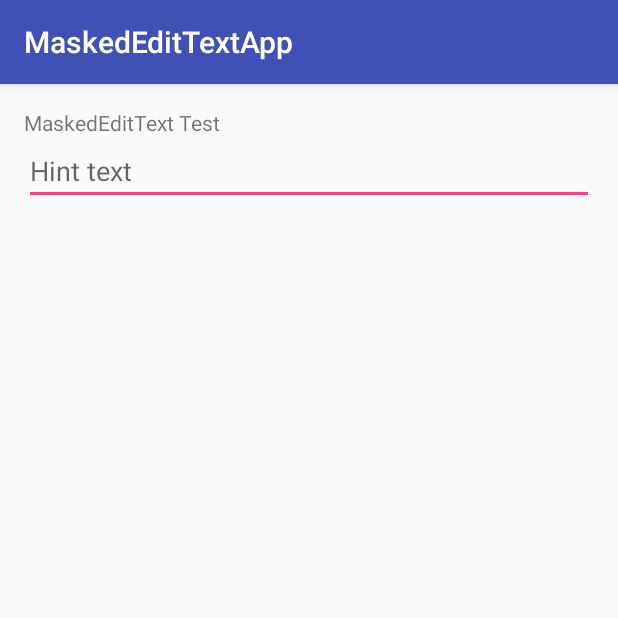
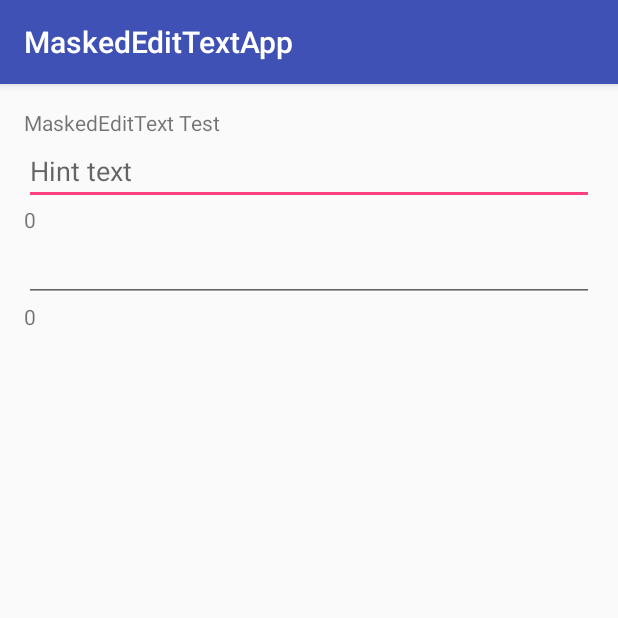
Before and after one commit to reinaldoarrosi/MaskedEditText, an Android app: the screen it shows after launch (MainActivity), on a phone screen of 412 x 824 dp, the top half of it. Run offline under Robolectric (Android 15) with nearby library versions, the phone set to English and light mode, and no system bars.

Commit message:
Issue #13

```diff
--- a/MaskedEditText/app/src/main/java/com/github/reinaldoarrosi/maskededittextapp/MainActivity.java
+++ b/MaskedEditText/app/src/main/java/com/github/reinaldoarrosi/maskededittextapp/MainActivity.java
@@ -1,13 +1,69 @@
 package com.github.reinaldoarrosi.maskededittextapp;
 
+import android.os.Bundle;
 import android.support.v7.app.AppCompatActivity;
-import android.os.Bundle;
+import android.text.Editable;
+import android.text.TextWatcher;
+import android.widget.EditText;
+import android.widget.TextView;
+
+import com.github.reinaldoarrosi.maskededittext.MaskedEditText;
 
 public class MainActivity extends AppCompatActivity {
+    private int textWatcherCount = 0;
+    private int textWatcherCount2 = 0;
+    private TextView lblTextWatcherCount;
+    private MaskedEditText txtMaskedEditText;
+    private TextView lblTextWatcherCount2;
+    private EditText txtEditText;
 
     @Override
     protected void onCreate(Bundle savedInstanceState) {
         super.onCreate(savedInstanceState);
         setContentView(R.layout.activity_main);
+
+        this.lblTextWatcherCount = (TextView)this.findViewById(R.id.lblTextWatcherCount);
+        this.lblTextWatcherCount.setText("0");
+
+        this.txtMaskedEditText = (MaskedEditText)this.findViewById(R.id.txtMaskedEditText);
+        this.txtMaskedEditText.addTextChangedListener(new TextWatcher() {
+            @Override
+            public void beforeTextChanged(CharSequence s, int start, int count, int after) {
+
+            }
+
+            @Override
+            public void onTextChanged(CharSequence s, int start, int before, int count) {
+
+            }
+
+            @Override
+            public void afterTextChanged(Editable s) {
+                textWatcherCount++;
+                lblTextWatcherCount.setText(String.valueOf(textWatcherCount));
+            }
+        });
+
+        this.lblTextWatcherCount2 = (TextView)this.findViewById(R.id.lblTextWatcherCount2);
+        this.lblTextWatcherCount2.setText("0");
+
+        this.txtEditText = (EditText)this.findViewById(R.id.txtEditText);
+        this.txtEditText.addTextChangedListener(new TextWatcher() {
+            @Override
+            public void beforeTextChanged(CharSequence s, int start, int count, int after) {
+
+            }
+
+            @Override
+            public void onTextChanged(CharSequence s, int start, int before, int count) {
+
+            }
+
+            @Override
+            public void afterTextChanged(Editable s) {
+                textWatcherCount2++;
+                lblTextWatcherCount2.setText(String.valueOf(textWatcherCount2));
+            }
+        });
     }
 }
--- a/MaskedEditText/app/src/main/res/layout/activity_main.xml
+++ b/MaskedEditText/app/src/main/res/layout/activity_main.xml
@@ -21,6 +21,23 @@
         android:layout_width="match_parent"
         android:layout_height="wrap_content"
         android:hint="Hint text"
-        maskededittext:mask="(A)?99A-9++??" />
+        maskededittext:mask="(A)?99A-9++??"
+        android:id="@+id/txtMaskedEditText" />
+
+    <TextView
+        android:layout_width="wrap_content"
+        android:layout_height="wrap_content"
+        android:id="@+id/lblTextWatcherCount" />
+
+    <EditText
+        android:layout_width="match_parent"
+        android:layout_height="wrap_content"
+        android:id="@+id/txtEditText"
+        android:maxLength="5"/>
+
+    <TextView
+        android:layout_width="wrap_content"
+        android:layout_height="wrap_content"
+        android:id="@+id/lblTextWatcherCount2" />
 
 </LinearLayout>
--- a/MaskedEditText/maskededittext/src/main/java/com/github/reinaldoarrosi/maskededittext/MaskedEditText.java
+++ b/MaskedEditText/maskededittext/src/main/java/com/github/reinaldoarrosi/maskededittext/MaskedEditText.java
@@ -4,7 +4,12 @@ import android.content.Context;
 import android.content.res.TypedArray;
 import android.text.*;
 import android.util.AttributeSet;
+import android.util.Log;
 import android.widget.EditText;
+
+import java.util.ArrayList;
+import java.util.List;
+import java.util.StringTokenizer;
 
 public class MaskedEditText extends EditText {
     private static final char NUMBER_MASK = '9';
@@ -15,6 +20,7 @@ public class MaskedEditText extends EditText {
 
     private String mask;
     private String placeholder;
+    private List<TextWatcher> textWatchers = new ArrayList<TextWatcher>();
 
     public MaskedEditText(Context context) {
         this(context, "");
@@ -59,7 +65,7 @@ public class MaskedEditText extends EditText {
 
         this.mask = mask;
         this.placeholder = String.valueOf(placeholder);
-        addTextChangedListener(new MaskTextWatcher());
+        super.addTextChangedListener(new MaskTextWatcher());
 
         if (mask.length() > 0)
             setText(getText()); // sets the text to create the mask
@@ -92,6 +98,16 @@ public class MaskedEditText extends EditText {
 
             return value;
         }
+    }
+
+    @Override
+    public void addTextChangedListener(TextWatcher watcher) {
+        this.textWatchers.add(watcher);
+    }
+
+    @Override
+    public void removeTextChangedListener(TextWatcher watcher) {
+        this.textWatchers.remove(watcher);
     }
 
     private void formatMask(Editable value) {
@@ -185,8 +201,27 @@ public class MaskedEditText extends EditText {
         return hint != null && hint.length() > 0;
     }
 
+    private void invokeBeforeTextChanged(CharSequence s, int start, int count, int after) {
+        for (TextWatcher t : this.textWatchers) {
+            t.beforeTextChanged(s, start, count, after);
+        }
+    }
+
+    private void invokeOnTextChanged(CharSequence s, int start, int before, int count) {
+        for (TextWatcher t : this.textWatchers) {
+            t.onTextChanged(s, start, before, count);
+        }
+    }
+
+    private void invokeAfterTextChanged(Editable s) {
+        for (TextWatcher t : this.textWatchers) {
+            t.afterTextChanged(s);
+        }
+    }
+
     private class MaskTextWatcher implements TextWatcher {
         private boolean updating = false;
+        private String originalValue;
 
         @Override
         public void afterTextChanged(Editable s) {
@@ -205,15 +240,25 @@ public class MaskedEditText extends EditText {
                 }
 
                 updating = false;
+
+                if(!originalValue.equals(getText(true).toString())) {
+                    invokeAfterTextChanged(s);
+                }
             }
         }
 
         @Override
         public void beforeTextChanged(CharSequence s, int start, int count, int after) {
+            if(updating) return;
+
+            originalValue = getText(true).toString();
+            invokeBeforeTextChanged(s, start, count, after);
         }
 
         @Override
         public void onTextChanged(CharSequence s, int start, int before, int count) {
+            if(updating) return;
+            invokeOnTextChanged(s, start, before, count);
         }
     }
 
```
